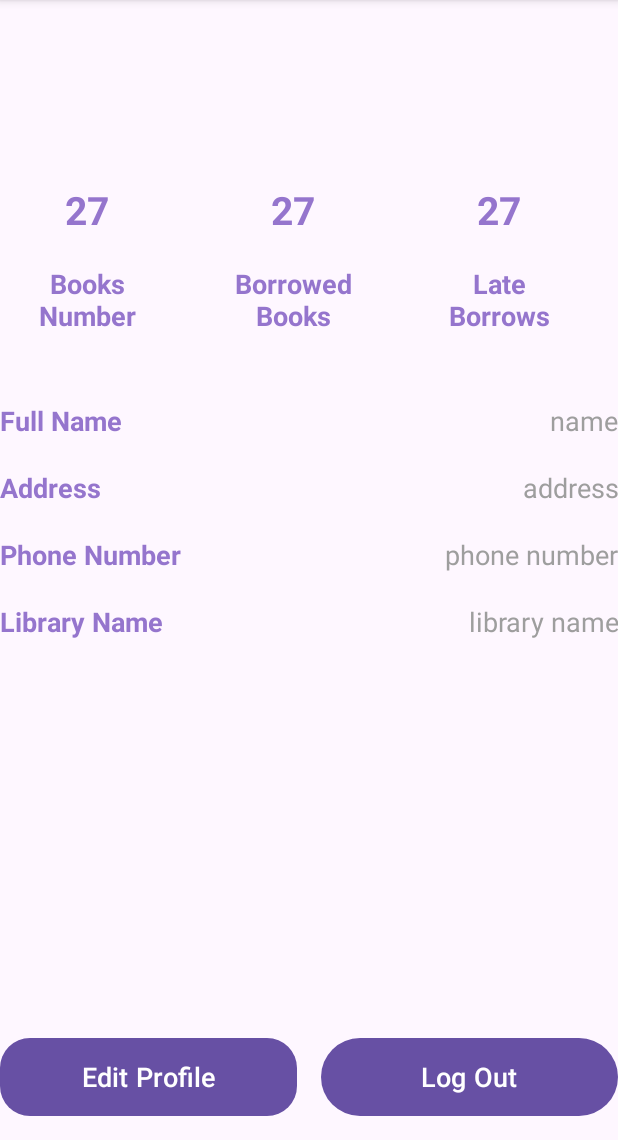
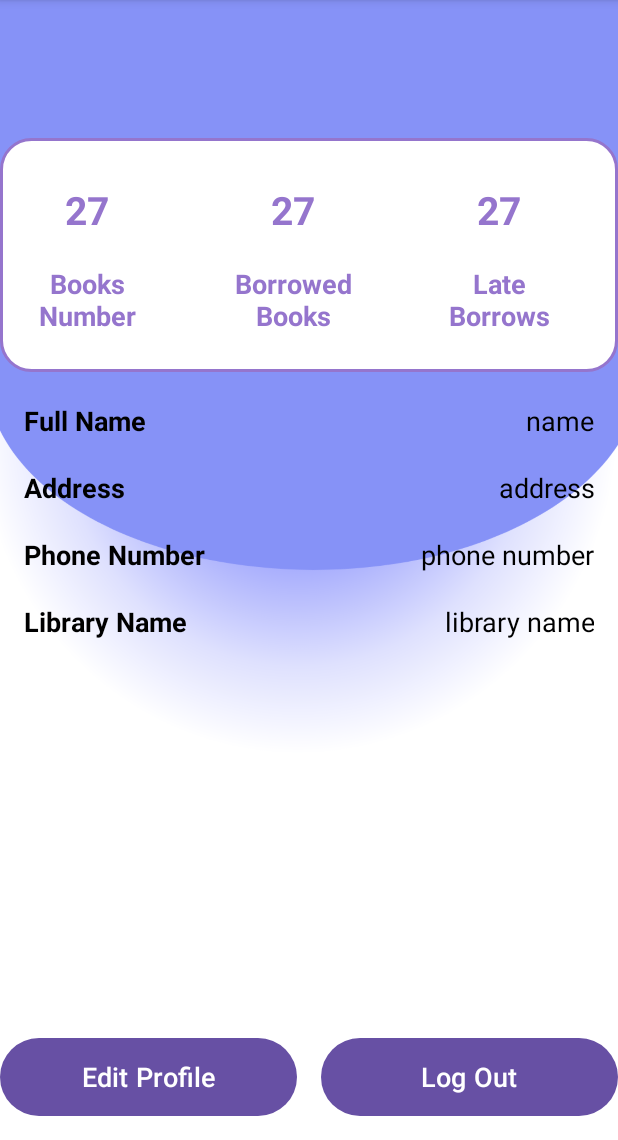
Before and after one commit to Kfirul/Swipe-N-Borrow, an Android app: the fragment AdminHomeFragment shown on its own in the app's theme, on a phone screen of 412 x 824 dp, the part 96-1236 px from its top. Run offline under Robolectric (Android 15) with nearby library versions, the phone set to English and light mode, and no system bars; our stand-ins replace Firebase (no records; nobody signed in at launch, a user with empty details on screens opened directly).

Commit message:
edit for admin and user and better looking app.

```diff
--- a/app/src/main/AndroidManifest.xml
+++ b/app/src/main/AndroidManifest.xml
@@ -14,6 +14,12 @@
         android:supportsRtl="true"
         android:theme="@style/Theme.Material3.Light"
         tools:targetApi="31">
+        <activity
+            android:name=".EditUserProfile"
+            android:exported="false" />
+        <activity
+            android:name=".EditAdminProfile"
+            android:exported="false" />
         <activity
             android:name=".UserHome"
             android:exported="false" />
--- a/app/src/main/java/com/example/swipe_n_borrow/AdminHomeFragment.java
+++ b/app/src/main/java/com/example/swipe_n_borrow/AdminHomeFragment.java
@@ -65,7 +65,7 @@ public class AdminHomeFragment extends Fragment {
     public View onCreateView(LayoutInflater inflater, ViewGroup container,
                              Bundle savedInstanceState) {
         View view = inflater.inflate(R.layout.fragment_admin_home_fragment, container, false);
-        Button logOut;
+        Button logOut, EditAdmin;
         LinearLayout bookListLayout;
         TextView textViewAddress, textViewFullName, textViewLibrary, textViewPhoneNumber;
         FirebaseAuth mAuth;
@@ -90,7 +90,25 @@ public class AdminHomeFragment extends Fragment {
                 getActivity().finish();
             }
         });
+        EditAdmin = view.findViewById(R.id.editButton);
 
+        EditAdmin.setOnClickListener(new View.OnClickListener() {
+            @Override
+            public void onClick(View v) {
+                Intent intent = new Intent(getActivity(), EditAdminProfile.class);
+                startActivity(intent);
+                getActivity().finish();
+            }
+        });
+//        EditAdmin.setOnClickListener(new View.OnClickListener() {
+//            @Override
+//            public void onClick(View v) {
+//                FirebaseAuth.getInstance().signOut();
+//                Intent intent = new Intent(getActivity(), EditAdminProfile.class);
+//                startActivity(intent);
+//                getActivity().finish();
+//            }
+//        });
 
         // Inflate the layout for this fragment
         return view;
--- a/app/src/main/java/com/example/swipe_n_borrow/ViewPagerAdapter4.java
+++ b/app/src/main/java/com/example/swipe_n_borrow/ViewPagerAdapter4.java
@@ -17,7 +17,7 @@ public class ViewPagerAdapter4 extends FragmentStateAdapter {
             case 0:
                 return new UserHomeFragment();
             case 1:
-                return new AdminHomeFragment();
+                return new UserHomeFragment();
 
             default:
                 return new UserBooksSearch();
--- /dev/null
+++ b/app/src/main/res/drawable/white_background.xml
@@ -0,0 +1,23 @@
+<?xml version="1.0" encoding="utf-8"?>
+<selector xmlns:android="http://schemas.android.com/apk/res/android">
+
+    <item>
+
+        <shape
+            android:shape="rectangle">
+
+            <solid
+                android:color="@color/white"/>
+
+            <corners
+                android:radius="20dp"/>
+
+            <stroke
+                android:width="2dp"
+                android:color="@color/lavender"/>
+
+        </shape>
+
+    </item>
+
+</selector>
--- a/app/src/main/res/layout/fragment_admin_home_fragment.xml
+++ b/app/src/main/res/layout/fragment_admin_home_fragment.xml
@@ -5,6 +5,7 @@
     xmlns:tools="http://schemas.android.com/tools"
     android:layout_width="match_parent"
     android:layout_height="match_parent"
+    android:background="@drawable/purple_white_background"
     tools:context=".AdminHomeFragment">
 
 
@@ -14,6 +15,7 @@
         android:layout_width="0dp"
         android:layout_height="wrap_content"
         android:layout_marginBottom="500dp"
+        android:background="@drawable/white_background"
         android:orientation="horizontal"
         app:layout_constraintBottom_toBottomOf="@+id/linearLayout"
         app:layout_constraintEnd_toEndOf="parent"
@@ -123,7 +125,7 @@
     <!-- Full Name Section -->
     <LinearLayout
         android:id="@+id/fullNameSection"
-        android:layout_width="0dp"
+        android:layout_width="380dp"
         android:layout_height="wrap_content"
         android:layout_marginTop="10dp"
         android:orientation="horizontal"
@@ -139,7 +141,7 @@
             android:layout_weight="1"
             android:layout_marginTop="10dp"
             android:text="Full Name"
-            android:textColor="@color/lavender"
+            android:textColor="@color/black"
             android:textSize="18sp"
             android:textStyle="bold"/>
         <TextView
@@ -150,7 +152,7 @@
             android:layout_marginTop="10dp"
             android:text="name"
             android:textAlignment="viewEnd"
-            android:textColor="@color/grey"
+            android:textColor="@color/black"
             android:textSize="18sp"
             />
 
@@ -159,7 +161,7 @@
     <!-- Second Full Name Section -->
     <LinearLayout
         android:id="@+id/fullNameSection2"
-        android:layout_width="0dp"
+        android:layout_width="380dp"
         android:layout_height="wrap_content"
         android:layout_marginTop="10dp"
         android:orientation="horizontal"
@@ -175,7 +177,7 @@
             android:layout_weight="1"
             android:layout_marginTop="10dp"
             android:text="Address"
-            android:textColor="@color/lavender"
+            android:textColor="@color/black"
             android:textSize="18sp"
             android:textStyle="bold"/>
         <TextView
@@ -186,7 +188,7 @@
             android:layout_marginTop="10dp"
             android:text="address"
             android:textAlignment="viewEnd"
-            android:textColor="@color/grey"
+            android:textColor="@color/black"
             android:textSize="18sp"
             />
 
@@ -195,7 +197,7 @@
     <!-- Phone Number Section -->
     <LinearLayout
         android:id="@+id/phoneSection"
-        android:layout_width="0dp"
+        android:layout_width="380dp"
         android:layout_height="wrap_content"
         android:layout_marginTop="10dp"
         android:orientation="horizontal"
@@ -211,7 +213,7 @@
             android:layout_weight="1"
             android:layout_marginTop="10dp"
             android:text="Phone Number"
-            android:textColor="@color/lavender"
+            android:textColor="@color/black"
             android:textSize="18sp"
             android:textStyle="bold"/>
         <TextView
@@ -222,7 +224,7 @@
             android:layout_marginTop="10dp"
             android:text="phone number"
             android:textAlignment="viewEnd"
-            android:textColor="@color/grey"
+            android:textColor="@color/black"
             android:textSize="18sp"
             />
 
@@ -231,7 +233,7 @@
     <!-- Second Phone Number Section -->
     <LinearLayout
         android:id="@+id/library"
-        android:layout_width="0dp"
+        android:layout_width="380dp"
         android:layout_height="wrap_content"
         android:layout_marginTop="10dp"
         android:orientation="horizontal"
@@ -247,7 +249,7 @@
             android:layout_weight="1"
             android:layout_marginTop="10dp"
             android:text="Library Name"
-            android:textColor="@color/lavender"
+            android:textColor="@color/black"
             android:textSize="18sp"
             android:textStyle="bold"/>
         <TextView
@@ -258,7 +260,7 @@
             android:layout_marginTop="10dp"
             android:text="library name"
             android:textAlignment="viewEnd"
-            android:textColor="@color/grey"
+            android:textColor="@color/black"
             android:textSize="18sp"
             />
 
@@ -285,8 +287,7 @@
             android:layout_weight="1"
             android:gravity="center"
             android:text="Edit Profile"
-            android:textSize="18sp"
-            app:cornerRadius="20dp" />
+            android:textSize="18sp" />
 
         <Button
             android:id="@+id/logOut"
```
Also changed, not shown: app/src/main/java/com/example/swipe_n_borrow/EditAdminProfile.java (added, +125 -0 lines), app/src/main/java/com/example/swipe_n_borrow/EditUserProfile.java (added, +122 -0 lines), app/src/main/java/com/example/swipe_n_borrow/UserHomeFragment.java (+11 -1 lines), app/src/main/res/layout/activity_edit_admin_profile.xml (added, +91 -0 lines), app/src/main/res/layout/activity_edit_user_profile.xml (added, +83 -0 lines), app/src/main/res/layout/fragment_user_home.xml (+12 -11 lines), app/src/main/res/drawable/purple_white_background.png (added).
